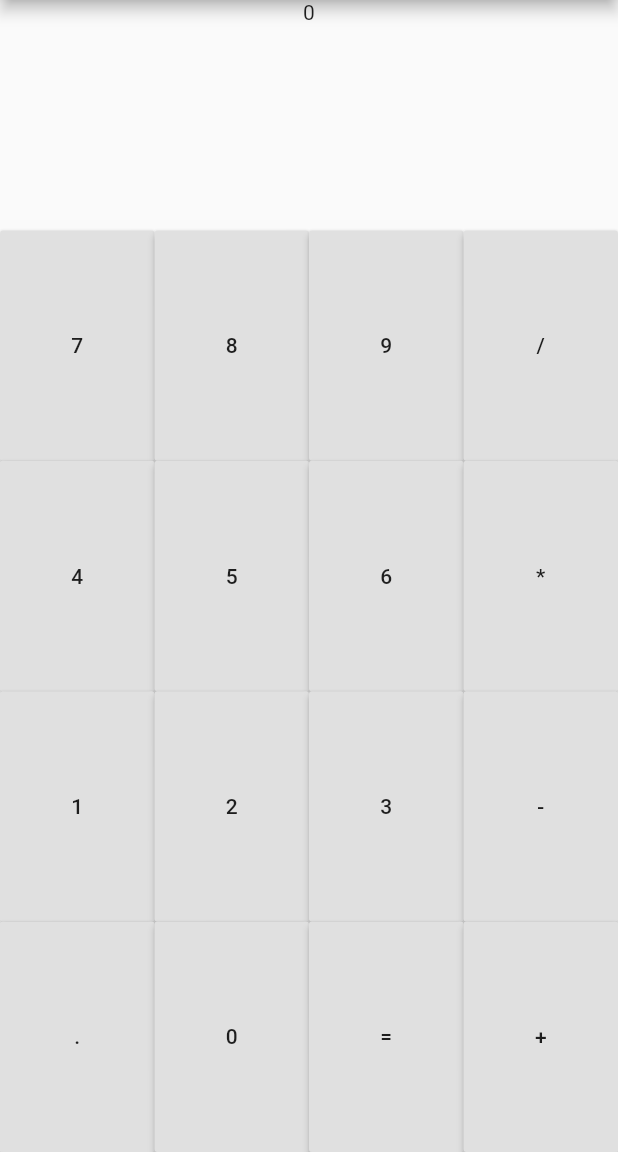
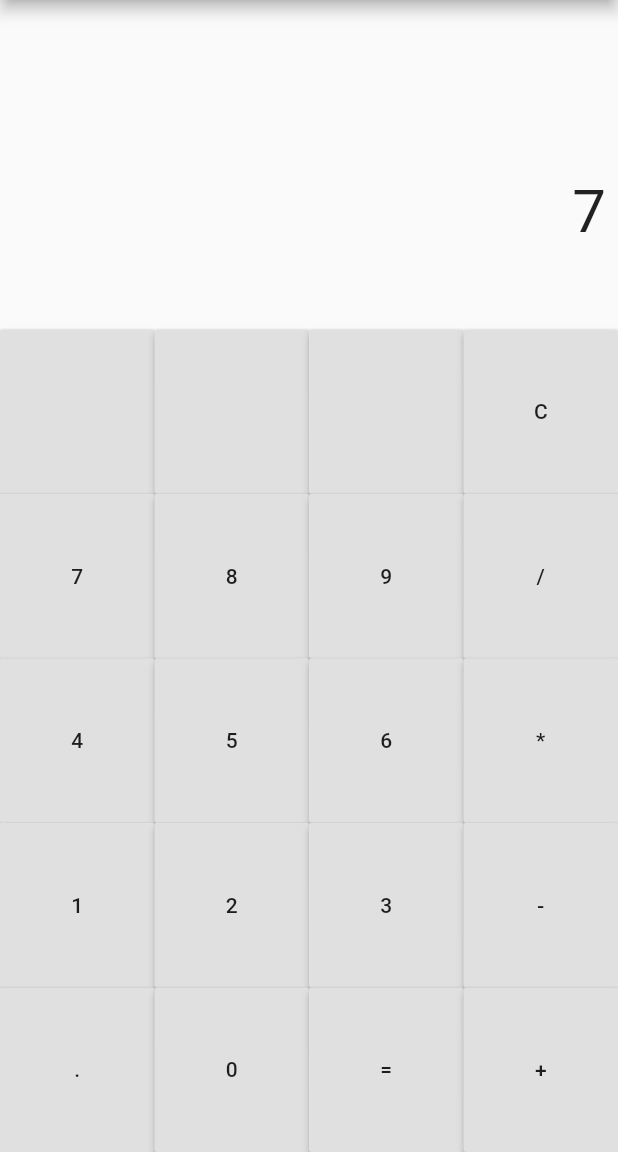
Before and after one commit to santiago3223/CodigoFlutter, a Flutter app: the screen it shows after launch, after a tap on an icon or button, on a phone screen of 412 x 824 dp, the part 84-1236 px from its top. Run offline on Flutter 3.47's test engine with Material 2 defaults, Android fonts, the phone set to English and light mode, and no system bars; our stand-ins replace flip_card, font_awesome_flutter, toast.

Commit message:
calculadora

```diff
--- a/Flutter/calculadora/lib/main.dart
+++ b/Flutter/calculadora/lib/main.dart
@@ -20,6 +20,34 @@ class Calculadora extends StatefulWidget {
 }
 
 class _CalculadoraState extends State<Calculadora> {
+  String _display = "0";
+  double num1 = null;
+  String operador = "";
+
+  void _ingresarDigito(int digito) {
+    String tmp = _display + digito.toString();
+    double numtmp = double.tryParse(tmp);
+    setState(() {
+      if (numtmp % 1 == 0) {
+        _display = numtmp.round().toString();
+      } else {
+        _display = numtmp.toString();
+      }
+    });
+  }
+
+  void _limpiarDisplay() {
+    setState(() {
+      _display = "0";
+    });
+  }
+
+  void _ingresarOperador(String op) {
+    num1 = double.tryParse(_display);
+    operador = op;
+    _limpiarDisplay();
+  }
+
   @override
   Widget build(BuildContext context) {
     return Scaffold(
@@ -27,8 +55,30 @@ class _CalculadoraState extends State<Calculadora> {
         title: Text("Calculadora"),
       ),
       body: Column(
+        crossAxisAlignment: CrossAxisAlignment.stretch,
         children: [
-          Expanded(child: Text("0")),
+          Expanded(
+              child: Padding(
+            padding: const EdgeInsets.all(8.0),
+            child: Text(
+              num1 != null ? num1.toString() + operador : "",
+              textAlign: TextAlign.right,
+              style: TextStyle(
+                fontSize: 20,
+              ),
+            ),
+          )),
+          Expanded(
+              child: Padding(
+            padding: const EdgeInsets.all(8.0),
+            child: Text(
+              _display,
+              textAlign: TextAlign.right,
+              style: TextStyle(
+                fontSize: 40,
+              ),
+            ),
+          )),
           Expanded(
             child: Row(
               crossAxisAlignment: CrossAxisAlignment.stretch,
@@ -36,24 +86,65 @@ class _CalculadoraState extends State<Calculadora> {
                 Expanded(
                   child: RaisedButton(
                     onPressed: () {},
+                    child: Text(""),
+                  ),
+                ),
+                Expanded(
+                  child: RaisedButton(
+                    onPressed: () {},
+                    child: Text(""),
+                  ),
+                ),
+                Expanded(
+                  child: RaisedButton(
+                    onPressed: () {},
+                    child: Text(""),
+                  ),
+                ),
+                Expanded(
+                  child: RaisedButton(
+                    onPressed: () {
+                      _limpiarDisplay();
+                    },
+                    child: Text("C"),
+                  ),
+                ),
+              ],
+            ),
+          ),
+          Expanded(
+            child: Row(
+              crossAxisAlignment: CrossAxisAlignment.stretch,
+              children: [
+                Expanded(
+                  child: RaisedButton(
+                    onPressed: () {
+                      _ingresarDigito(7);
+                    },
                     child: Text("7"),
                   ),
                 ),
                 Expanded(
                   child: RaisedButton(
-                    onPressed: () {},
+                    onPressed: () {
+                      _ingresarDigito(8);
+                    },
                     child: Text("8"),
                   ),
                 ),
                 Expanded(
                   child: RaisedButton(
-                    onPressed: () {},
+                    onPressed: () {
+                      _ingresarDigito(9);
+                    },
                     child: Text("9"),
                   ),
                 ),
                 Expanded(
                   child: RaisedButton(
-                    onPressed: () {},
+                    onPressed: () {
+                      _ingresarOperador("/");
+                    },
                     child: Text("/"),
                   ),
                 ),
@@ -66,25 +157,33 @@ class _CalculadoraState extends State<Calculadora> {
               children: [
                 Expanded(
                   child: RaisedButton(
-                    onPressed: () {},
+                    onPressed: () {
+                      _ingresarDigito(4);
+                    },
                     child: Text("4"),
                   ),
                 ),
                 Expanded(
                   child: RaisedButton(
-                    onPressed: () {},
+                    onPressed: () {
+                      _ingresarDigito(5);
+                    },
                     child: Text("5"),
                   ),
                 ),
                 Expanded(
                   child: RaisedButton(
-                    onPressed: () {},
+                    onPressed: () {
+                      _ingresarDigito(6);
+                    },
                     child: Text("6"),
                   ),
                 ),
                 Expanded(
                   child: RaisedButton(
-                    onPressed: () {},
+                    onPressed: () {
+                      _ingresarOperador("*");
+                    },
                     child: Text("*"),
                   ),
                 ),
@@ -97,25 +196,33 @@ class _CalculadoraState extends State<Calculadora> {
               children: [
                 Expanded(
                   child: RaisedButton(
-                    onPressed: () {},
+                    onPressed: () {
+                      _ingresarDigito(1);
+                    },
                     child: Text("1"),
                   ),
                 ),
                 Expanded(
                   child: RaisedButton(
-                    onPressed: () {},
+                    onPressed: () {
+                      _ingresarDigito(2);
+                    },
                     child: Text("2"),
                   ),
                 ),
                 Expanded(
                   child: RaisedButton(
-                    onPressed: () {},
+                    onPressed: () {
+                      _ingresarDigito(3);
+                    },
                     child: Text("3"),
                   ),
                 ),
                 Expanded(
                   child: RaisedButton(
-                    onPressed: () {},
+                    onPressed: () {
+                      _ingresarOperador("-");
+                    },
                     child: Text("-"),
                   ),
                 ),
@@ -128,13 +235,21 @@ class _CalculadoraState extends State<Calculadora> {
               children: [
                 Expanded(
                   child: RaisedButton(
-                    onPressed: () {},
+                    onPressed: () {
+                      setState(() {
+                        if (double.tryParse(_display + ".") != null) {
+                          _display += ".";
+                        }
+                      });
+                    },
                     child: Text("."),
                   ),
                 ),
                 Expanded(
                   child: RaisedButton(
-                    onPressed: () {},
+                    onPressed: () {
+                      _ingresarDigito(0);
+                    },
                     child: Text("0"),
                   ),
                 ),
@@ -146,7 +261,9 @@ class _CalculadoraState extends State<Calculadora> {
                 ),
                 Expanded(
                   child: RaisedButton(
-                    onPressed: () {},
+                    onPressed: () {
+                      _ingresarOperador("+");
+                    },
                     child: Text("+"),
                   ),
                 ),
```
